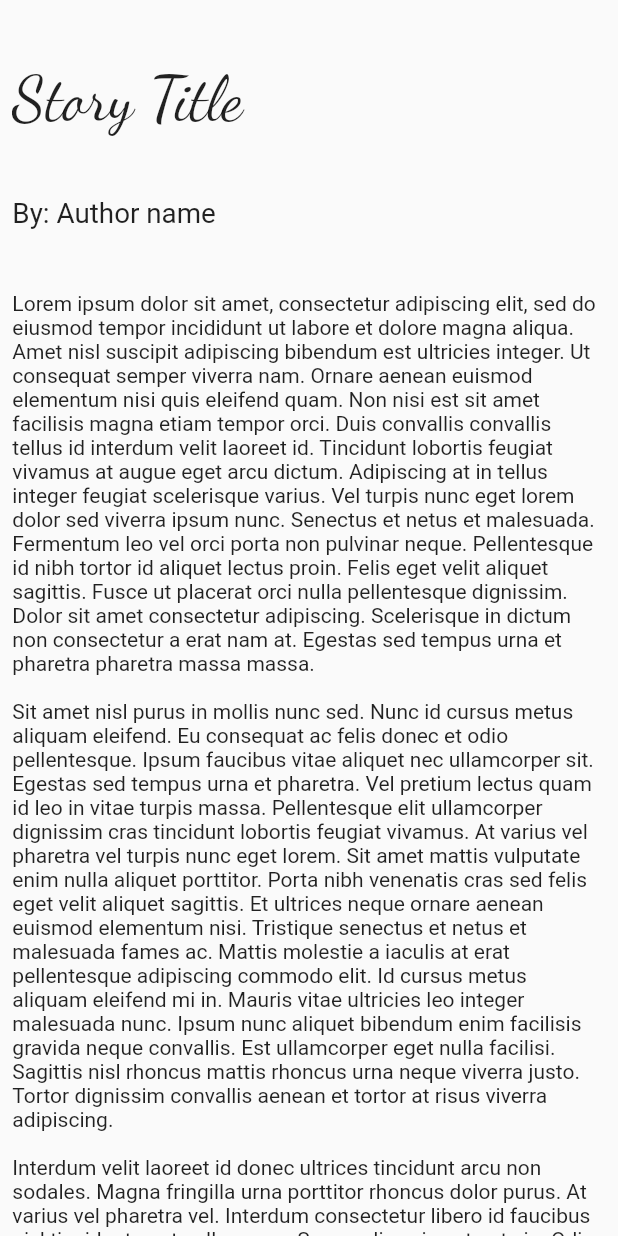
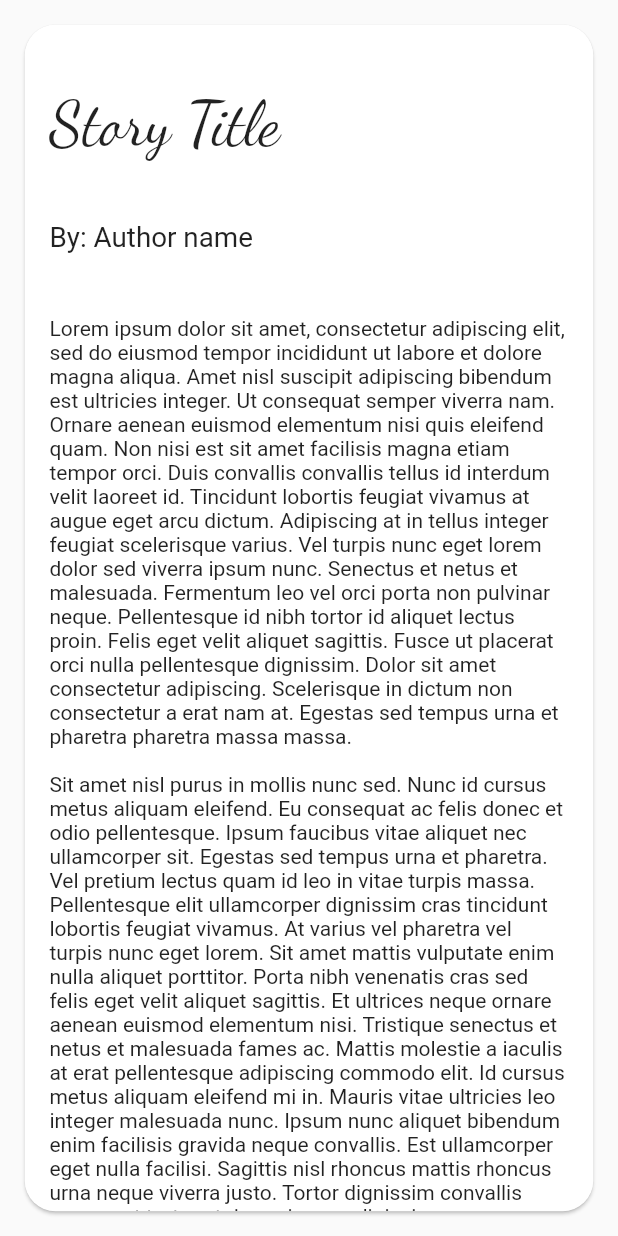
Before and after one commit to attempttechnologies/storyline_app, a Flutter app: the HomeScreen screen opened directly, after a tap on "Short Story Title", on a phone screen of 412 x 824 dp. Run offline on Flutter 3.47's test engine with Material 2 defaults, Android fonts, the light colour scheme and no system bars; our stand-ins replace google_fonts.

Commit message:
stroy detail screen

```diff
--- a/lib/presentation/screens/home/widgets/story_card.dart
+++ b/lib/presentation/screens/home/widgets/story_card.dart
@@ -1,6 +1,7 @@
 import 'package:flutter/material.dart';
 import 'package:storyline_app/presentation/configs/responsive_size.dart';
 import 'package:storyline_app/presentation/widgets/text/main_title.dart';
+import 'package:storyline_app/presentation/widgets/text/story_rating.dart';
 
 class StoryCard extends StatelessWidget {
   const StoryCard({this.onTap});
@@ -26,12 +27,14 @@ class StoryCard extends StatelessWidget {
                   """Lorem ipsum dolor sit amet, consectetur adipiscing elit, sed do eiusmod tempor incididunt ut labore et dolore magna aliqua. Ut enim ad minim veniam, quis nostrud exercitation ullamco laboris nisi ut aliquip ex ea commodo consequat. Duis aute irure dolor in reprehenderit in voluptate velit esse cillum dolore eu fugiat nulla pariatur. Excepteur sint occaecat cupidatat non proident, sunt in culpa qui officia deserunt mollit anim id est laborum.""",
                 ),
                 _sizedBox(context),
-                Divider(),
+                Divider(
+                  thickness: 0.5,
+                ),
                 Row(
                   mainAxisAlignment: MainAxisAlignment.spaceBetween,
                   children: [
                     Text("Published: 10/21/2021"),
-                    Text("Rating: *****"),
+                    StoryRating(),
                   ],
                 ),
               ],
--- a/lib/presentation/screens/story/story.dart
+++ b/lib/presentation/screens/story/story.dart
@@ -1,6 +1,7 @@
 import 'package:flutter/material.dart';
 import 'package:storyline_app/presentation/configs/responsive_size.dart';
 import 'package:storyline_app/presentation/widgets/text/main_title.dart';
+import 'package:storyline_app/presentation/widgets/text/story_rating.dart';
 import 'package:storyline_app/presentation/widgets/text/sub_title.dart';
 
 class Story extends StatelessWidget {
@@ -9,15 +10,23 @@ class Story extends StatelessWidget {
   @override
   Widget build(BuildContext context) {
     return Scaffold(
-      body: Container(
+      body: Card(
+        shape: _cardShape(context),
+        margin: EdgeInsets.all(
+          RepsonsiveSize.width(
+            context: context,
+            percentageWidth: 4.0,
+          ),
+        ),
+        child: Container(
           margin: EdgeInsets.only(
             left: RepsonsiveSize.width(
               context: context,
-            percentageWidth: 2.0,
+              percentageWidth: 4.0,
             ),
             right: RepsonsiveSize.width(
               context: context,
-            percentageWidth: 2.0,
+              percentageWidth: 4.0,
             ),
           ),
           child: ListView(
@@ -25,10 +34,37 @@ class Story extends StatelessWidget {
               _sizedBox(context),
               MainTitle(title: "Story Title"),
               _sizedBox(context),
-            SubTitle(subTitle: "By: Author name", fontSize: 4.5,),
+              SubTitle(
+                subTitle: "By: Author name",
+                fontSize: 4.5,
+              ),
               _sizedBox(context),
               Text(_placeholderText),
+              _sizedBox(context),
+              Divider(
+                thickness: 0.5,
+              ),
+              Row(
+                mainAxisAlignment: MainAxisAlignment.spaceBetween,
+                children: [
+                  Text("Published: 10/21/2021"),
+                  StoryRating(),
                 ],
+              ),
+              _sizedBox(context),
+            ],
+          ),
+        ),
+      ),
+    );
+  }
+
+  RoundedRectangleBorder _cardShape(BuildContext context) {
+    return RoundedRectangleBorder(
+      borderRadius: BorderRadius.circular(
+        RepsonsiveSize.width(
+          context: context,
+          percentageWidth: 5.0,
         ),
       ),
     );
--- /dev/null
+++ b/lib/presentation/widgets/text/story_rating.dart
@@ -0,0 +1,14 @@
+import 'package:flutter/material.dart';
+
+class StoryRating extends StatelessWidget {
+  const StoryRating({this.onTap});
+  final void Function()? onTap;
+
+  @override
+  Widget build(BuildContext context) {
+    return GestureDetector(
+      child: Text("Rating: *****"),
+      onTap: onTap,
+    );
+  }
+}
```
Lines whose indentation alone changed are shown as unchanged.
